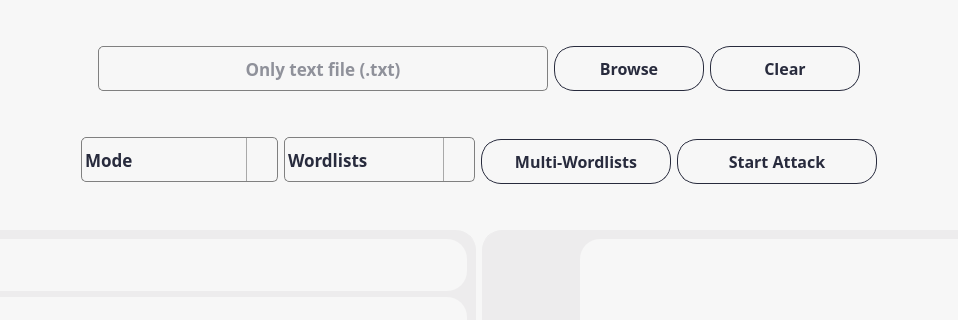
Old version of the form assets/ui/mainWindow.ui in the repository NicasioTn/Linux-ISAN-Security-Gizmo-Box; both pictures show x 157 to 1115 and y 251 to 571 of the 1272 by 917 pixel window.
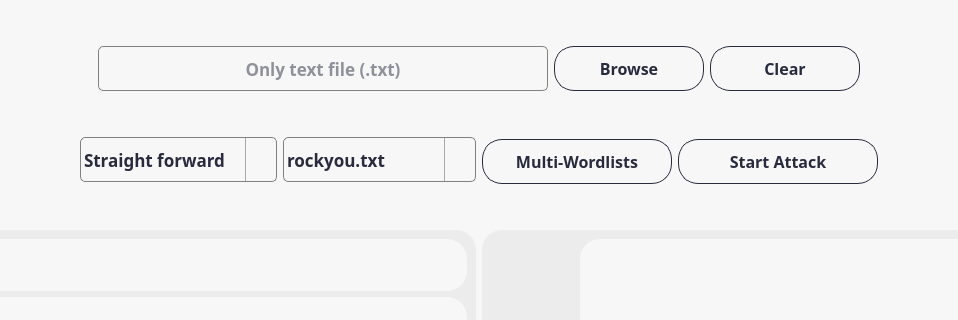
New version of the form. The open tabs and pages were chosen to show the change. Icons and pictures are not drawn.

Commit message: fix bug and add function add, remove wordlist

```diff
--- a/assets/ui/mainWindow.ui
+++ b/assets/ui/mainWindow.ui
@@ -3970,11 +3970,6 @@
 
 </string>
                 </property>
-                <item>
-                 <property name="text">
-                  <string>Mode</string>
-                 </property>
-                </item>
                 <item>
                  <property name="text">
                   <string>Straight forward</string>
@@ -4058,11 +4053,6 @@
                   <height>10</height>
                  </size>
                 </property>
-                <item>
-                 <property name="text">
-                  <string>Wordlists</string>
-                 </property>
-                </item>
                 <item>
                  <property name="text">
                   <string>rockyou.txt</string>
@@ -4073,6 +4063,16 @@
                   <string>crackstation.txt</string>
                  </property>
                 </item>
+                <item>
+                 <property name="text">
+                  <string>Multi-wordlist</string>
+                 </property>
+                </item>
+                <item>
+                 <property name="text">
+                  <string>Browse-wordlist</string>
+                 </property>
+                </item>
                </widget>
               </item>
               <item>
```
The commit also changes 9 other files.
